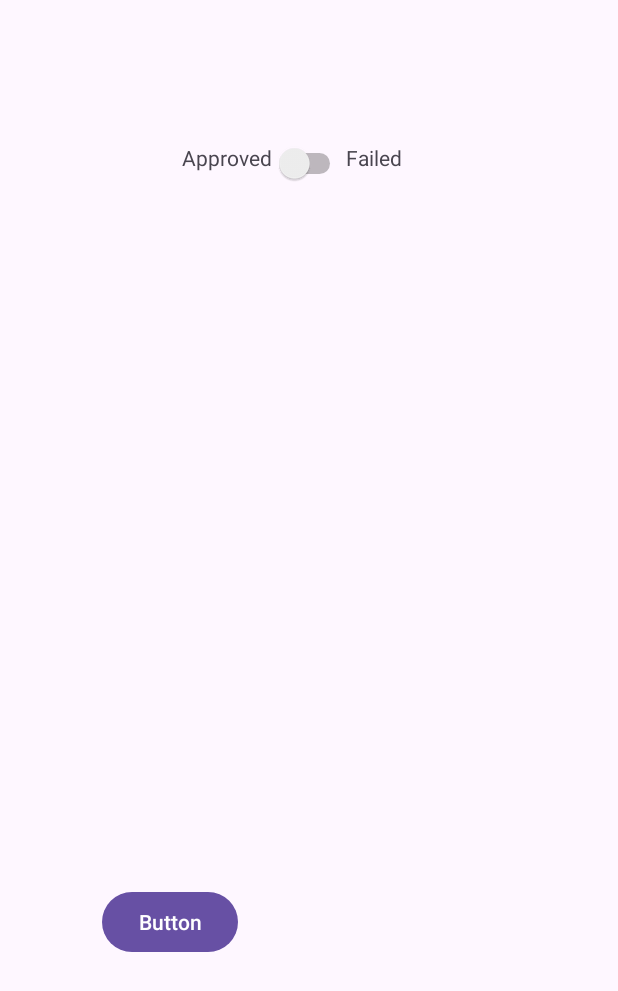
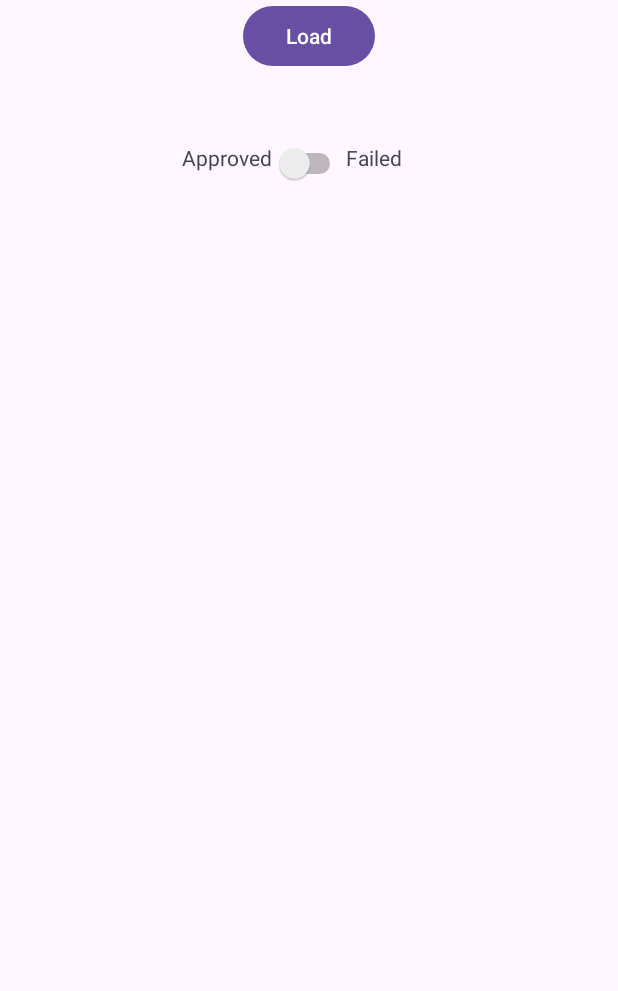
Before and after one commit to DiazDani/ExamenDaniDiaz18012024, an Android app: the ViewFragment screen opened through its navigation route, on a phone screen of 412 x 824 dp. Shown: the top 991 px of the screen. Run offline under Robolectric (Android 15) with nearby library versions, the phone set to English and light mode, and no system bars; our stand-ins replace data binding, navigation-ui.

```diff
--- a/app/src/main/java/com/example/examendanidiaz/UI/MainActivity.kt
+++ b/app/src/main/java/com/example/examendanidiaz/UI/MainActivity.kt
@@ -2,11 +2,31 @@ package com.example.examendanidiaz.UI
 
 import androidx.appcompat.app.AppCompatActivity
 import android.os.Bundle
+import androidx.navigation.NavController
+import androidx.navigation.fragment.NavHostFragment
+import androidx.navigation.ui.NavigationUI
 import com.example.examendanidiaz.R
+import com.example.examendanidiaz.databinding.ActivityMainBinding
+import com.google.android.material.bottomnavigation.BottomNavigationView
 
 class MainActivity : AppCompatActivity() {
+    private lateinit var navController: NavController
+    private lateinit var binding: ActivityMainBinding
     override fun onCreate(savedInstanceState: Bundle?) {
         super.onCreate(savedInstanceState)
         setContentView(R.layout.activity_main)
+
+       /* binding= ActivityMainBinding.inflate(layoutInflater)
+
+
+
+        val navHostFragment = supportFragmentManager.findFragmentById(R.id.bottomNavigationView) as NavHostFragment
+
+
+        navController= navHostFragment.navController
+
+        val bottomNavigationView= findViewById<BottomNavigationView>(R.id.bottomNavigationView)
+
+        NavigationUI.setupWithNavController(bottomNavigationView, navController)*/
     }
 }
--- a/app/src/main/res/layout/fragment_view.xml
+++ b/app/src/main/res/layout/fragment_view.xml
@@ -53,11 +53,10 @@
             android:id="@+id/button2"
             android:layout_width="wrap_content"
             android:layout_height="wrap_content"
-            android:layout_marginStart="68dp"
-            android:layout_marginBottom="185dp"
-            android:text="Button"
-            app:layout_constraintBottom_toBottomOf="parent"
-            app:layout_constraintStart_toStartOf="parent" />
+            android:text="@string/load"
+            app:layout_constraintEnd_toEndOf="parent"
+            app:layout_constraintStart_toStartOf="parent"
+            tools:layout_editor_absoluteY="147dp" />
 
     </androidx.constraintlayout.widget.ConstraintLayout>
 
--- a/app/src/main/res/navigation/navigation.xml
+++ b/app/src/main/res/navigation/navigation.xml
@@ -19,8 +19,5 @@
         android:name="com.example.examendanidiaz.UI.ViewFragment"
         android:label="fragment_view"
         tools:layout="@layout/fragment_view" >
-        <action
-            android:id="@+id/action_viewFragment_to_createFragment"
-            app:destination="@id/createFragment" />
     </fragment>
 </navigation>
--- a/app/src/main/res/values/colors.xml
+++ b/app/src/main/res/values/colors.xml
@@ -2,4 +2,5 @@
 <resources>
     <color name="black">#FF000000</color>
     <color name="white">#FFFFFFFF</color>
+    <color name="cream">#D8B7B1</color>
 </resources>
--- a/app/src/main/res/values/strings.xml
+++ b/app/src/main/res/values/strings.xml
@@ -7,6 +7,9 @@
     <string name="group">Group</string>
     <string name="failed">Failed</string>
     <string name="approved">Approved</string>
+    <string name="load">Load</string>
+    <string name="alumnes">ALUMNES</string>
+    <string name="grup_BOTNAVVEW">GRUP</string>
     <string-array name="Options">
         <item>All</item>
         <item>Failed</item>
```
Also changed, not shown: app/src/main/java/com/example/examendanidiaz/UI/ViewFragment.kt (+9 -10 lines), app/src/main/res/drawable/bottom_nav_colors.xml (added, +7 -0 lines), app/src/main/res/menu/bottom_nav_menu.xml (added, +13 -0 lines).
